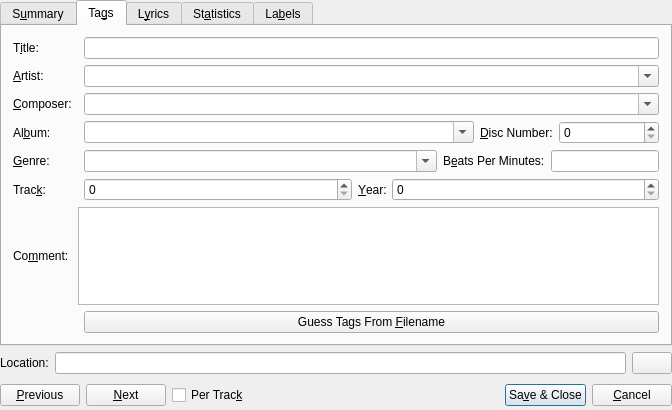
Qt form src/dialogs/TagDialogBase.ui (KDE/amarok) before a commit.
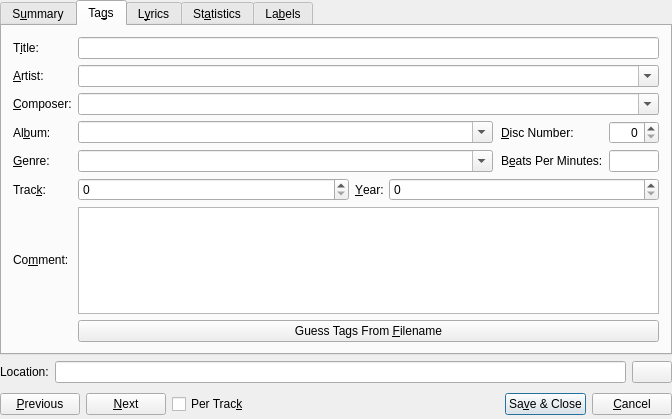
The same form after that commit. The open tabs and pages were chosen to show the change. Custom widgets are drawn as their Qt base class.

Commit message:
Make Tag Dialog fields arranged in a grid, for visual harmony.
As discussed with Pierre Dumuid.

```diff
--- a/src/dialogs/TagDialogBase.ui
+++ b/src/dialogs/TagDialogBase.ui
@@ -6,8 +6,8 @@
    <rect>
     <x>0</x>
     <y>0</y>
-    <width>666</width>
-    <height>410</height>
+    <width>672</width>
+    <height>419</height>
    </rect>
   </property>
   <property name="sizePolicy">
@@ -154,9 +154,7 @@
         <attribute name="title">
          <string>Ta&amp;gs</string>
         </attribute>
-        <layout class="QVBoxLayout" name="verticalLayout_6">
-         <item>
-          <layout class="QGridLayout" name="gridLayout_3">
+        <layout class="QGridLayout" name="gridLayout_4">
            <item row="0" column="0">
             <widget class="QLabel" name="textLabel1">
              <property name="text">
@@ -170,7 +168,7 @@
              </property>
             </widget>
            </item>
-           <item row="0" column="2">
+         <item row="0" column="1">
             <widget class="KLineEdit" name="kLineEdit_title"/>
            </item>
            <item row="1" column="0">
@@ -186,7 +184,7 @@
              </property>
             </widget>
            </item>
-           <item row="1" column="2">
+         <item row="1" column="1">
             <widget class="KComboBox" name="kComboBox_artist">
              <property name="sizePolicy">
               <sizepolicy hsizetype="Expanding" vsizetype="Fixed">
@@ -215,7 +213,7 @@
              </property>
             </widget>
            </item>
-           <item row="2" column="2">
+         <item row="2" column="1">
             <widget class="KComboBox" name="kComboBox_composer">
              <property name="sizePolicy">
               <sizepolicy hsizetype="Expanding" vsizetype="Fixed">
@@ -241,12 +239,12 @@
              </property>
             </widget>
            </item>
-           <item row="3" column="2">
-            <layout class="QHBoxLayout">
-             <item>
+         <item row="3" column="1" rowspan="2">
+          <layout class="QGridLayout" name="gridLayout_3" columnstretch="15,0,4">
+           <item row="0" column="0">
               <widget class="KComboBox" name="kComboBox_album">
                <property name="sizePolicy">
-                <sizepolicy hsizetype="Expanding" vsizetype="Fixed">
+              <sizepolicy hsizetype="MinimumExpanding" vsizetype="Fixed">
                  <horstretch>0</horstretch>
                  <verstretch>0</verstretch>
                 </sizepolicy>
@@ -259,11 +257,25 @@
                </property>
               </widget>
              </item>
+           <item row="0" column="2">
+            <layout class="QHBoxLayout" name="horizontalLayout_7">
+             <property name="spacing">
+              <number>-1</number>
+             </property>
              <item>
               <widget class="QLabel" name="textLabel1_3_2_2">
+               <property name="sizePolicy">
+                <sizepolicy hsizetype="Minimum" vsizetype="Preferred">
+                 <horstretch>0</horstretch>
+                 <verstretch>0</verstretch>
+                </sizepolicy>
+               </property>
                <property name="text">
                 <string>&amp;Disc Number:</string>
                </property>
+               <property name="alignment">
+                <set>Qt::AlignLeading|Qt::AlignLeft|Qt::AlignVCenter</set>
+               </property>
                <property name="wordWrap">
                 <bool>false</bool>
                </property>
@@ -272,10 +284,23 @@
                </property>
               </widget>
              </item>
+             <item>
+              <spacer name="horizontalSpacer_6">
+               <property name="orientation">
+                <enum>Qt::Horizontal</enum>
+               </property>
+               <property name="sizeHint" stdset="0">
+                <size>
+                 <width>40</width>
+                 <height>20</height>
+                </size>
+               </property>
+              </spacer>
+             </item>
              <item>
               <widget class="QSpinBox" name="qSpinBox_discNumber">
                <property name="sizePolicy">
-                <sizepolicy hsizetype="Expanding" vsizetype="Fixed">
+                <sizepolicy hsizetype="Fixed" vsizetype="Fixed">
                  <horstretch>0</horstretch>
                  <verstretch>0</verstretch>
                 </sizepolicy>
@@ -288,10 +313,13 @@
                </property>
                <property name="maximumSize">
                 <size>
-                 <width>100</width>
+                 <width>50</width>
                  <height>32767</height>
                 </size>
                </property>
+               <property name="alignment">
+                <set>Qt::AlignRight|Qt::AlignTrailing|Qt::AlignVCenter</set>
+               </property>
                <property name="specialValueText">
                 <string/>
                </property>
@@ -302,6 +330,101 @@
                 <number>0</number>
                </property>
               </widget>
+             </item>
+            </layout>
+           </item>
+           <item row="1" column="0">
+            <widget class="KComboBox" name="kComboBox_genre">
+             <property name="sizePolicy">
+              <sizepolicy hsizetype="MinimumExpanding" vsizetype="Fixed">
+               <horstretch>0</horstretch>
+               <verstretch>0</verstretch>
+              </sizepolicy>
+             </property>
+             <property name="editable">
+              <bool>true</bool>
+             </property>
+             <property name="autoCompletion">
+              <bool>false</bool>
+             </property>
+            </widget>
+           </item>
+           <item row="1" column="2">
+            <layout class="QHBoxLayout" name="horizontalLayout_8">
+             <item>
+              <widget class="QLabel" name="textLabel_BPM">
+               <property name="sizePolicy">
+                <sizepolicy hsizetype="MinimumExpanding" vsizetype="Preferred">
+                 <horstretch>0</horstretch>
+                 <verstretch>0</verstretch>
+                </sizepolicy>
+               </property>
+               <property name="text">
+                <string>B&amp;eats Per Minutes:</string>
+               </property>
+               <property name="buddy">
+                <cstring>kLineEdit_Bpm</cstring>
+               </property>
+              </widget>
+             </item>
+             <item>
+              <spacer name="horizontalSpacer_7">
+               <property name="orientation">
+                <enum>Qt::Horizontal</enum>
+               </property>
+               <property name="sizeType">
+                <enum>QSizePolicy::Expanding</enum>
+               </property>
+               <property name="sizeHint" stdset="0">
+                <size>
+                 <width>40</width>
+                 <height>20</height>
+                </size>
+               </property>
+              </spacer>
+             </item>
+             <item>
+              <widget class="KLineEdit" name="kLineEdit_Bpm">
+               <property name="enabled">
+                <bool>true</bool>
+               </property>
+               <property name="sizePolicy">
+                <sizepolicy hsizetype="Fixed" vsizetype="Fixed">
+                 <horstretch>0</horstretch>
+                 <verstretch>0</verstretch>
+                </sizepolicy>
+               </property>
+               <property name="minimumSize">
+                <size>
+                 <width>50</width>
+                 <height>0</height>
+                </size>
+               </property>
+               <property name="maximumSize">
+                <size>
+                 <width>50</width>
+                 <height>16777215</height>
+                </size>
+               </property>
+              </widget>
+             </item>
+            </layout>
+           </item>
+           <item row="0" column="1">
+            <spacer name="horizontalSpacer_5">
+             <property name="orientation">
+              <enum>Qt::Horizontal</enum>
+             </property>
+             <property name="sizeType">
+              <enum>QSizePolicy::Minimum</enum>
+             </property>
+             <property name="sizeHint" stdset="0">
+              <size>
+               <width>2</width>
+               <height>20</height>
+              </size>
+             </property>
+            </spacer>
              </item>
             </layout>
            </item>
@@ -334,7 +457,7 @@
              </property>
             </widget>
            </item>
-           <item row="5" column="2">
+         <item row="5" column="1">
             <layout class="QHBoxLayout">
              <item>
               <widget class="QSpinBox" name="qSpinBox_track">
@@ -408,7 +531,10 @@
              </property>
             </widget>
            </item>
-           <item row="8" column="2">
+         <item row="6" column="1">
+          <widget class="QPlainTextEdit" name="qPlainTextEdit_comment"/>
+         </item>
+         <item row="7" column="1">
             <layout class="QHBoxLayout">
              <item>
               <widget class="QPushButton" name="pushButton_guessTags">
@@ -416,54 +542,6 @@
                 <string>Guess Tags From &amp;Filename</string>
                </property>
               </widget>
-             </item>
-            </layout>
-           </item>
-           <item row="6" column="1" colspan="2">
-            <widget class="QPlainTextEdit" name="qPlainTextEdit_comment"/>
-           </item>
-           <item row="4" column="2">
-            <layout class="QHBoxLayout">
-             <item>
-              <widget class="KComboBox" name="kComboBox_genre">
-               <property name="sizePolicy">
-                <sizepolicy hsizetype="Expanding" vsizetype="Fixed">
-                 <horstretch>0</horstretch>
-                 <verstretch>0</verstretch>
-                </sizepolicy>
-               </property>
-               <property name="editable">
-                <bool>true</bool>
-               </property>
-               <property name="autoCompletion">
-                <bool>false</bool>
-               </property>
-              </widget>
-             </item>
-             <item>
-              <widget class="QLabel" name="textLabel_BPM">
-               <property name="text">
-                <string>B&amp;eats Per Minutes:</string>
-               </property>
-               <property name="buddy">
-                <cstring>kLineEdit_Bpm</cstring>
-               </property>
-              </widget>
-             </item>
-             <item>
-              <widget class="KLineEdit" name="kLineEdit_Bpm">
-               <property name="enabled">
-                <bool>true</bool>
-               </property>
-               <property name="sizePolicy">
-                <sizepolicy hsizetype="Fixed" vsizetype="Fixed">
-                 <horstretch>0</horstretch>
-                 <verstretch>0</verstretch>
-                </sizepolicy>
-               </property>
-              </widget>
-             </item>
-            </layout>
            </item>
           </layout>
          </item>
```
Left out of the diff: 2 changed lines with no effect on the pictures. Lines whose indentation alone changed are shown as unchanged.
